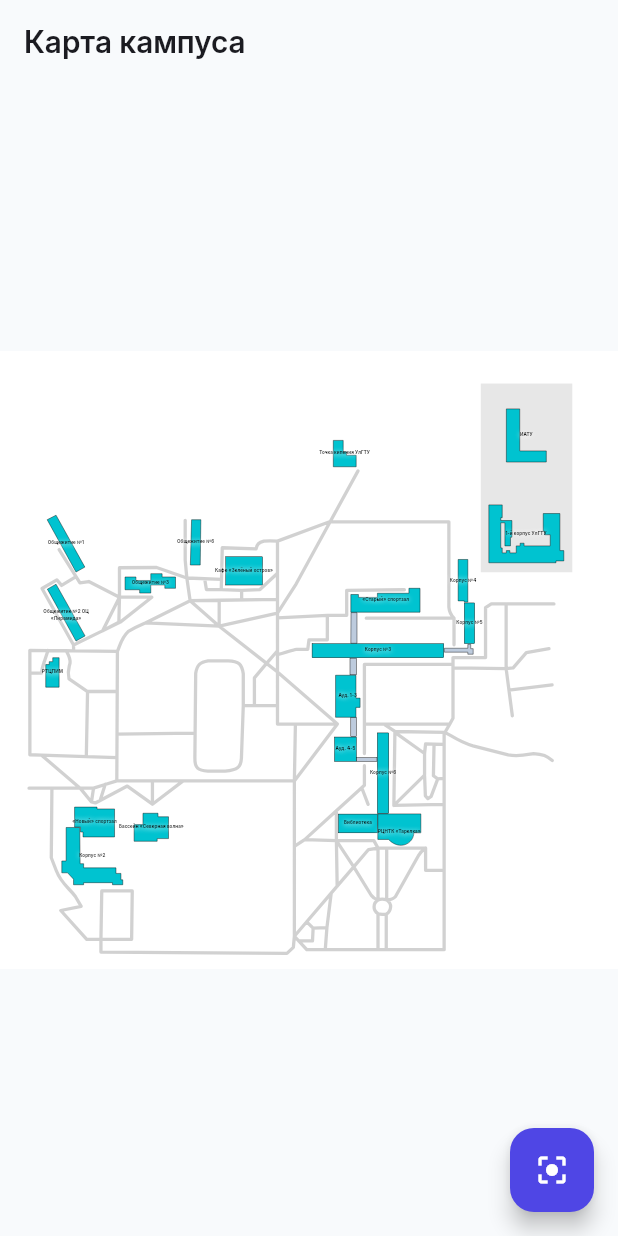
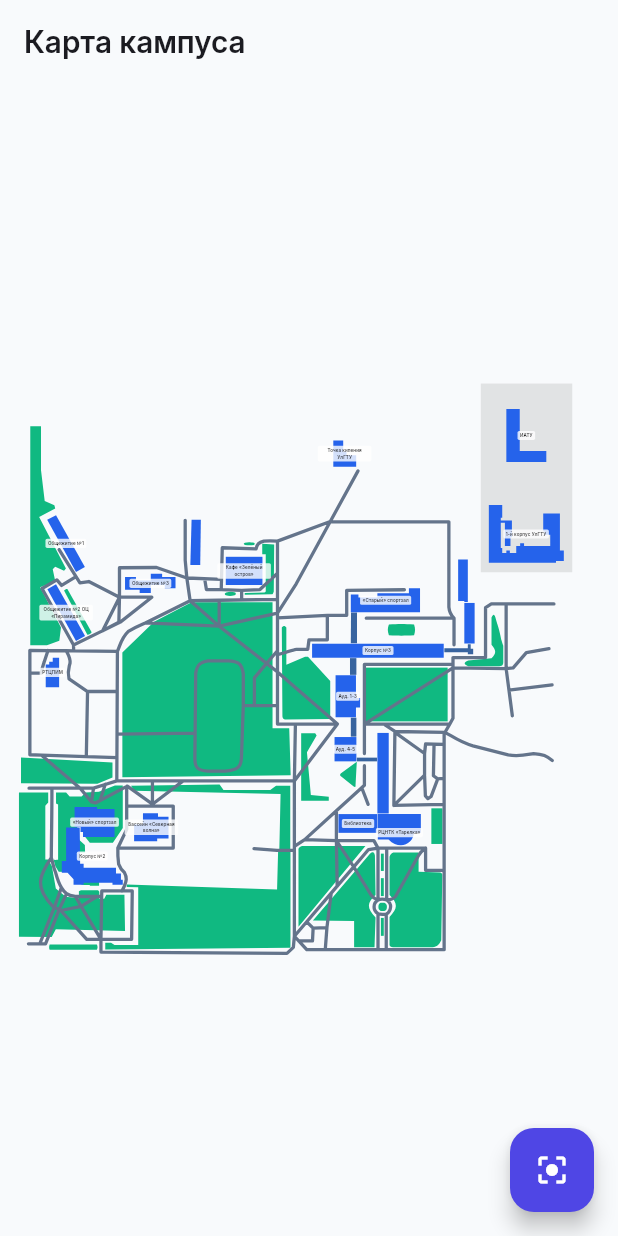
Before and after one commit to codingspider777/i-love-pivo, a Flutter app: the MapScreen screen opened by its route, on a phone screen of 412 x 824 dp. Run offline on Flutter 3.47's test engine with Material 3 defaults, Android fonts, the phone set to English and light mode, and no system bars; our stand-ins replace drift, drift_flutter, flutter_riverpod, flutter_svg, go_router, table_calendar; accounts and stored records are empty; generated files the repository leaves out were written again.

Commit message:
Добавил иконку приложения и адаптивные карты для светлой/темной темы (#101, #117)

```diff
--- a/lib/features/map/map_screen.dart
+++ b/lib/features/map/map_screen.dart
@@ -3,11 +3,10 @@ import 'package:flutter_riverpod/flutter_riverpod.dart';
 import 'package:flutter_svg/flutter_svg.dart';
 import 'package:salamanca/features/map/models/map_building.dart';
 
-/// Размер SVG-карты (должен совпадать с viewBox в main_map.svg).
+/// Размер SVG-карты (должен совпадать с viewBox в main_map_light/dark.svg).
 const double kMapSize = 1500;
 
 /// ВЫКЛЮЧИЛ ОТЛАДКУ, чтобы красные рамки не мешали смотреть названия.
-/// Если снова понадобится настраивать координаты, просто поменяй на true.
 const bool kShowHitboxes = false;
 
 class MapScreen extends ConsumerStatefulWidget {
@@ -109,6 +108,9 @@ class _MapScreenState extends ConsumerState<MapScreen>
     final buildingsAsync = ref.watch(buildingsProvider);
     final scheme = Theme.of(context).colorScheme;
 
+    // Определяем, включена ли темная тема
+    final isDarkMode = Theme.of(context).brightness == Brightness.dark;
+
     return Scaffold(
       appBar: AppBar(title: const Text('Карта кампуса')),
       body: buildingsAsync.when(
@@ -130,10 +132,19 @@ class _MapScreenState extends ConsumerState<MapScreen>
                   height: kMapSize,
                   child: Stack(
                     children: [
-                      SvgPicture.asset(
-                        'assets/images/main_map.svg',
+                      // Цветной контейнер на случай, если SVG прозрачный
+                      ColoredBox(
+                        color: isDarkMode
+                            ? const Color(0xFF0B132B) // Темный фон
+                            : const Color(0xFFF8FAFC), // Светлый фон
+                        child: SvgPicture.asset(
+                          // Подставляем нужную карту
+                          isDarkMode
+                              ? 'assets/images/main_map_dark.svg'
+                              : 'assets/images/main_map_light.svg',
                           width: kMapSize,
                           height: kMapSize,
+                        ),
                       ),
                       // Цикл по зданиям: добавляем и хитбокс, и текст
                       for (final b in buildings) ...[
@@ -166,27 +177,34 @@ class _MapScreenState extends ConsumerState<MapScreen>
                             ),
                           ),
                         ),
-                        // 2. Текст с названием здания
+                        // 2. Текст с названием здания (масштабируется с картой, но в 2 строки)
+                        if (b.width > 30 && b.height > 20) // Скрываем подписи у совсем маленьких зданий
                           Positioned(
-                          left: b.center.dx - 80, // Центрируем текст (ширина 160)
-                          top: b.center.dy - 10,   // Чуть выше центра здания
-                          width: 160,
-                          // IgnorePointer нужен, чтобы текст не перехватывал клики
+                            left: b.center.dx,
+                            top: b.center.dy,
+                            child: FractionalTranslation(
+                              translation: const Offset(-0.5, -0.5),
                               child: IgnorePointer(
+                                child: Container(
+                                  constraints: const BoxConstraints(maxWidth: 130), // Ограничиваем ширину для переноса
+                                  padding: const EdgeInsets.symmetric(horizontal: 6, vertical: 3),
+                                  decoration: BoxDecoration(
+                                    color: isDarkMode
+                                        ? Colors.black.withValues(alpha: 0.6)
+                                        : Colors.white.withValues(alpha: 0.8),
+                                    borderRadius: BorderRadius.circular(4),
+                                  ),
                                   child: Text(
                                     b.name,
                                     textAlign: TextAlign.center,
-                              style: const TextStyle(
+                                    maxLines: 2, // Разрешаем 2 строки
+                                    overflow: TextOverflow.ellipsis,
+                                    style: TextStyle(
                                       fontSize: 11,
-                                fontWeight: FontWeight.bold,
-                                color: Colors.black87,
-                                shadows: [
-                                  Shadow(
-                                    color: Colors.white,
-                                    blurRadius: 4,
-                                    offset: Offset(0, 1),
+                                      fontWeight: FontWeight.w600,
+                                      color: isDarkMode ? Colors.white : Colors.black87,
                                     ),
-                                ],
+                                  ),
                                 ),
                               ),
                             ),
--- a/pubspec.yaml
+++ b/pubspec.yaml
@@ -36,7 +36,9 @@ flutter:
   uses-material-design: true
 
   assets:
-    - assets/images/main_map.svg
+    # Обновили пути к картам (светлая и темная)
+    - assets/images/main_map_light.svg
+    - assets/images/main_map_dark.svg
     - assets/data/buildings.json
 
   fonts:
```
Also changed, not shown: assets/icon/app_icon.png, assets/icon/app_icon_background.png, assets/images/main_map.svg (deleted), assets/images/main_map_dark.svg (added), assets/images/main_map_light.svg (added), 31 other files. Lines whose indentation alone changed are shown as unchanged.
